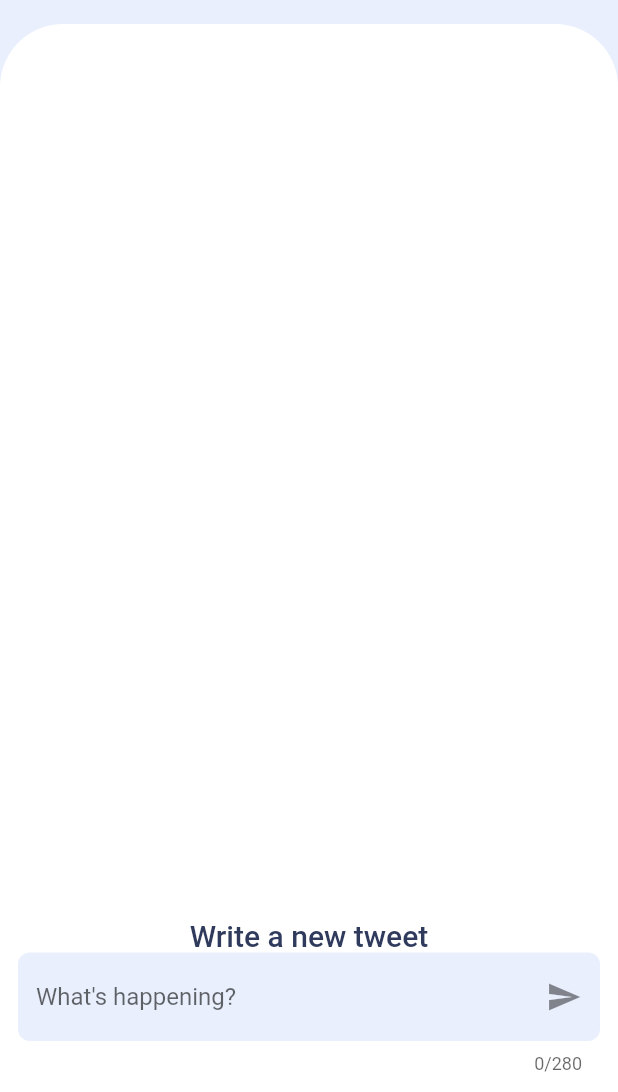
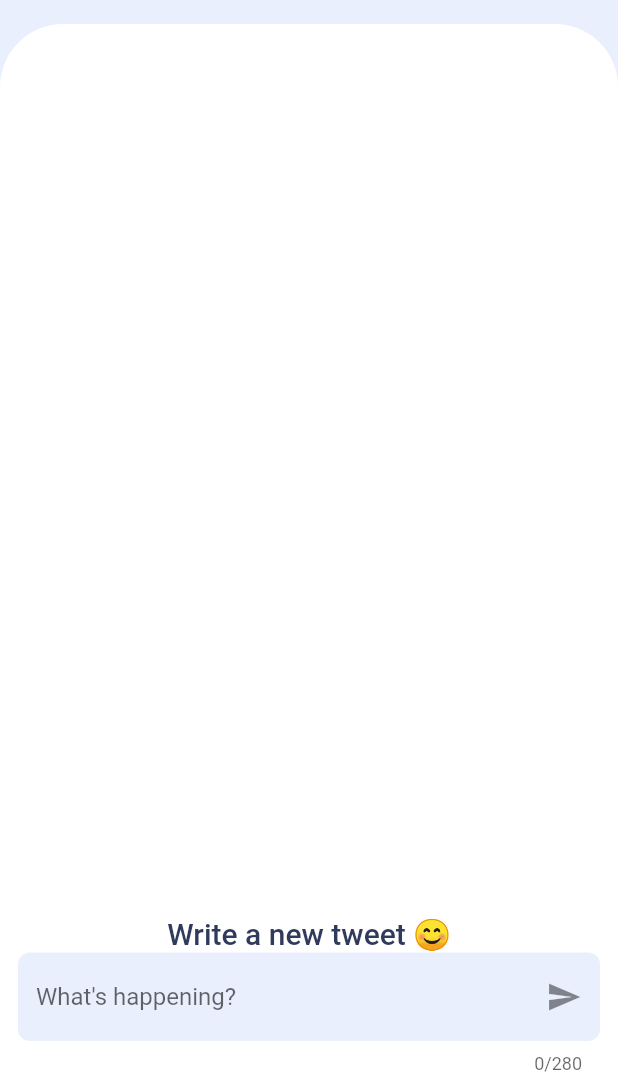
Before and after one commit to derpLLC/Twtr, a Flutter app: the screen it shows after launch, on a phone screen of 412 x 824 dp, the part 144-1236 px from its top. Run offline on Flutter 3.47's test engine with Material 2 defaults, Android fonts, the phone set to English and light mode, and no system bars; our stand-ins replace dartz, flutter_hooks, hooks_riverpod; missing offline and left inert: dart_twitter_api.

Commit message:
main: add emoji to the message
Signed-off-by: Ayush Dubey <ayushdubey70@gmail.com>

```diff
--- a/lib/main.dart
+++ b/lib/main.dart
@@ -132,14 +132,14 @@ class TweetResponse extends HookWidget {
           color: const Color(0xff2F3A5D),
         );
     return tweetControllerState.when(
-      data: (data) => Text(data.isEmpty ? "Write a new tweet" : 'Tweet: $data',
+      data: (data) => Text(data.isEmpty ? 'Write a new tweet 😊' : 'Tweet: $data',
           style: theme),
       loading: () => CircularProgressIndicator(),
       error: (err, sr) {
         if (err is Failure) {
           return Text(err.message, style: theme);
         }
-        return Text('An unexpected error occured', style: theme);
+        return Text('An unexpected error occured 😢', style: theme);
       },
     );
   }
```
